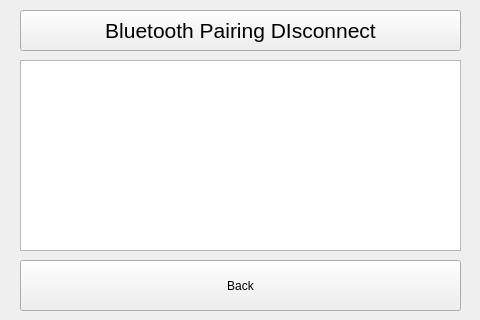
SweetWeeds/SIOR-Tangible-Media-Group, file source/UI/audio.ui: the form before one commit.
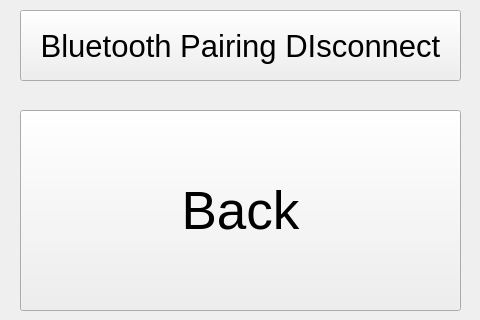
The form after the commit. Custom widgets are drawn as their Qt base class.

Commit message: UI 기본 틀 완성

Patch:
```diff
--- a/source/UI/audio.ui
+++ b/source/UI/audio.ui
@@ -41,25 +41,20 @@
     <set>QDialogButtonBox::Cancel|QDialogButtonBox::Ok</set>
    </property>
   </widget>
-  <widget class="QChartView" name="graphicsView">
-   <property name="geometry">
-    <rect>
-     <x>20</x>
-     <y>60</y>
-     <width>441</width>
-     <height>191</height>
-    </rect>
-   </property>
-  </widget>
   <widget class="QPushButton" name="backButton">
    <property name="geometry">
     <rect>
      <x>20</x>
-     <y>260</y>
+     <y>110</y>
      <width>441</width>
-     <height>51</height>
+     <height>201</height>
     </rect>
    </property>
+   <property name="font">
+    <font>
+     <pointsize>40</pointsize>
+    </font>
+   </property>
    <property name="text">
     <string>Back</string>
    </property>
@@ -70,12 +65,12 @@
      <x>20</x>
      <y>10</y>
      <width>441</width>
-     <height>41</height>
+     <height>71</height>
     </rect>
    </property>
    <property name="font">
     <font>
-     <pointsize>16</pointsize>
+     <pointsize>23</pointsize>
     </font>
    </property>
    <property name="text">
@@ -83,13 +78,6 @@
    </property>
   </widget>
  </widget>
- <customwidgets>
-  <customwidget>
-   <class>QChartView</class>
-   <extends>QGraphicsView</extends>
-   <header>QtCharts</header>
-  </customwidget>
- </customwidgets>
  <resources/>
  <connections>
   <connection>
```
Left out of the diff: 5 changed lines with no effect on the pictures. The commit also changes 7 other files.
